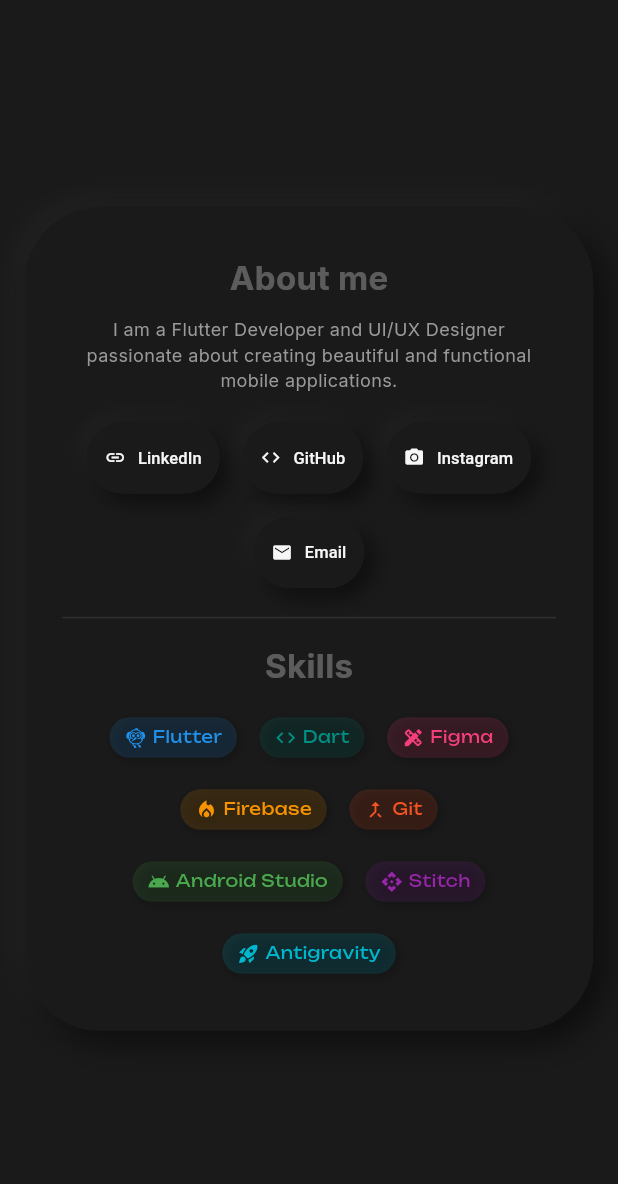
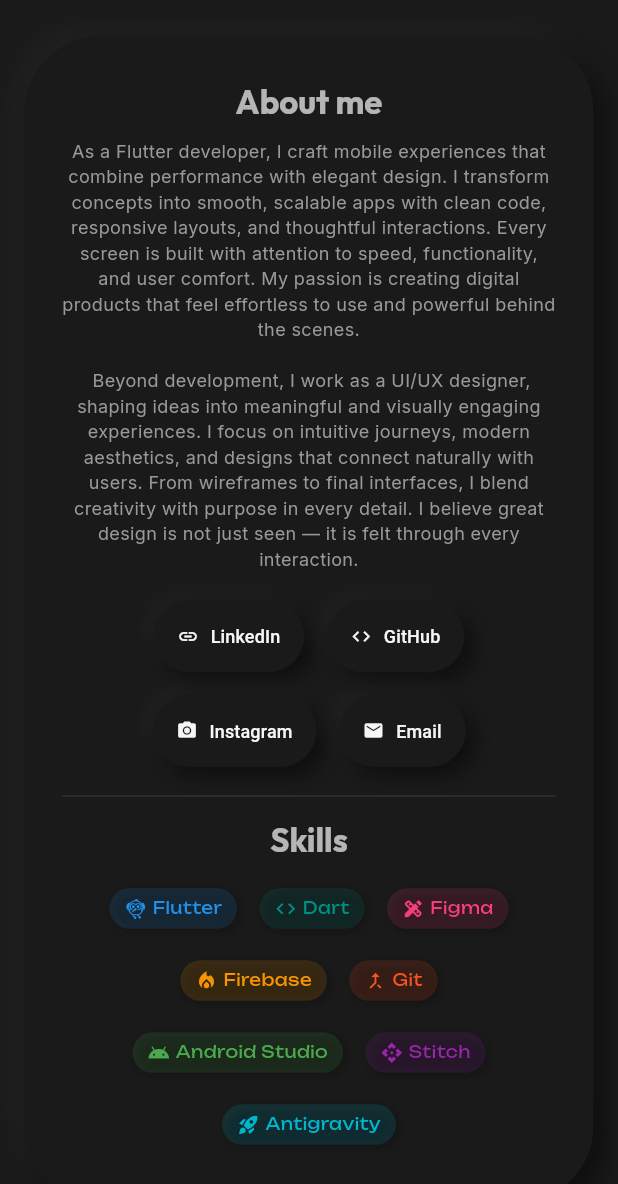
Before and after one commit to fazal-e-haq/Fazal-Portfolio, a Flutter app: the screen it shows after launch, swiped to page 2, on a phone screen of 412 x 824 dp. Shown: the top 1184 px of the screen. Run offline on Flutter 3.47's test engine with Material 3 defaults, Android fonts, the phone set to English and light mode, and no system bars; our stand-ins replace animated_text_kit, firebase_core, google_fonts; missing offline and left inert: dart:js_interop, js_interop; accounts and stored records are empty; generated files the repository leaves out were written again.

Commit message:
little bit polished

```diff
--- /dev/null
+++ b/lib/core/constants/social_medias_links.dart
@@ -0,0 +1,10 @@
+class SocialMediasLinks {
+  final String instagramAccountLink = 'https://www.instagram.com/code.o.design';
+  final String linkedinAccountLink = 'https://www.linkedin.com/in/fazal-e-haq3';
+  final String githubAccountLink = 'https://github.com/fazal-e-haq';
+  final String emailAccountLink = 'fazalehaq37405@gmail.com';
+  final String aboutMeOfFlutter =
+      'As a Flutter developer, I craft mobile experiences that combine performance with elegant design. I transform concepts into smooth, scalable apps with clean code, responsive layouts, and thoughtful interactions. Every screen is built with attention to speed, functionality, and user comfort. My passion is creating digital products that feel effortless to use and powerful behind the scenes.';
+  final String aboutMeOfDesigner =
+      'Beyond development, I work as a UI/UX designer, shaping ideas into meaningful and visually engaging experiences. I focus on intuitive journeys, modern aesthetics, and designs that connect naturally with users. From wireframes to final interfaces, I blend creativity with purpose in every detail. I believe great design is not just seen — it is felt through every interaction.';
+}
--- a/lib/main.dart
+++ b/lib/main.dart
@@ -44,6 +44,8 @@
       child: MaterialApp(
         title: 'Fazal-E-Haq | Portfolio',
         debugShowCheckedModeBanner: false,
+        themeAnimationCurve: Curves.easeOut,
+
         // Set the visual theme of the app (colors, fonts, etc.)
         darkTheme: mainTheme,
         theme: mainTheme,
--- a/lib/presentation/Pages/computer/computer_home_page.dart
+++ b/lib/presentation/Pages/computer/computer_home_page.dart
@@ -29,7 +29,9 @@
         child: PageView(
           controller: navProvider.pageController,
           scrollDirection: Axis.horizontal,
-          physics: const BouncingScrollPhysics(), // Allows smooth manual swiping too
+          physics: const BouncingScrollPhysics(
+            decelerationRate: ScrollDecelerationRate.fast,
+          ), // Allows smooth manual swiping too
           children: const [
             HomeSection(),
             AboutSection(),
@@ -42,12 +44,13 @@
   }
 
   // This creates the Navigation Bar (Menu) at the top
-  PreferredSize preferredSizeAppBar(Size size, BuildContext context, NavigationProvider navProvider) {
+  PreferredSize preferredSizeAppBar(
+    Size size,
+    BuildContext context,
+    NavigationProvider navProvider,
+  ) {
     return PreferredSize(
-      preferredSize: const Size(
-        double.infinity,
-        120,
-      ),
+      preferredSize: const Size(double.infinity, 120),
       child: AppBar(
         elevation: 0,
         centerTitle: true,
@@ -96,7 +99,11 @@
   }
 
   // A helper function to create each menu button
-  Widget appBarButton(String title, int pageIndex, NavigationProvider navProvider) {
+  Widget appBarButton(
+    String title,
+    int pageIndex,
+    NavigationProvider navProvider,
+  ) {
     return ButtonWidget(
       // Use the provider's scroll method instead of local logic
       onPressed: () => navProvider.scrollToSection(pageIndex),
--- a/lib/presentation/Pages/computer/contact_section.dart
+++ b/lib/presentation/Pages/computer/contact_section.dart
@@ -26,13 +26,13 @@
             crossAxisAlignment: CrossAxisAlignment.center,
             children: [
               // Left side: Large call-to-action text
-              const Expanded(
+                Expanded(
                 flex: 4,
                 child: Padding(
                   padding: EdgeInsets.all(20.0),
                   child: ResponsiveText(
                     'Got a Project in\nmind?',
-                    style: TextStyle(fontWeight: FontWeight.bold),
+                    style:Theme.of(context).textTheme.headlineLarge,
                     textAlign: TextAlign.left,
                     minFontSize: 30,
                     maxFontSize: 60,
--- a/lib/presentation/Pages/mobile/about_section.dart
+++ b/lib/presentation/Pages/mobile/about_section.dart
@@ -4,6 +4,8 @@
 import 'package:fazal_portfolio/presentation/widgets/info_card_widget.dart';
 import 'package:fazal_portfolio/presentation/widgets/skills_widget.dart';
 import 'package:fazal_portfolio/presentation/widgets/responsive_text.dart';
+
+import '../../../core/constants/social_medias_links.dart';
 
 // This is the About section tailored for mobile devices
 class MobileAboutSection extends StatelessWidget {
@@ -12,11 +14,7 @@
   @override
   Widget build(BuildContext context) {
     // Define bio and links directly
-    const String aboutMe = 'I am a Flutter Developer and UI/UX Designer passionate about creating beautiful and functional mobile applications.';
-    const String linkedin = 'https://linkedin.com';
-    const String github = 'https://github.com';
-    const String instagram = 'https://instagram.com';
-    const String email = 'mailto:fazal@example.com';
+    final socialLinks = SocialMediasLinks();
 
     Size size = MediaQuery.of(context).size;
 
@@ -46,15 +44,15 @@
               child: Column(
                 mainAxisSize: MainAxisSize.min,
                 children: [
-                  const ResponsiveText(
+                    ResponsiveText(
                     'About me',
-                    style: TextStyle(fontWeight: FontWeight.bold),
+                    style: Theme.of(context).textTheme.headlineMedium,
                     minFontSize: 22,
                     maxFontSize: 26,
                   ),
                   const SizedBox(height: 10),
                   ResponsiveText(
-                    aboutMe,
+                    '${socialLinks.aboutMeOfFlutter}\n\n ${socialLinks.aboutMeOfDesigner}',
                     textAlign: TextAlign.center,
                     style: const TextStyle(height: 1.4, color: Colors.grey),
                     minFontSize: 12,
@@ -67,10 +65,10 @@
                     runSpacing: 7,
                     spacing: 7,
                     children: [
-                      _buildMobileSocialButton(linkedin, Icons.link, 'LinkedIn'),
-                      _buildMobileSocialButton(github, Icons.code, 'GitHub'),
-                      _buildMobileSocialButton(instagram, Icons.camera_alt, 'Instagram'),
-                      _buildMobileSocialButton(email, Icons.email, 'Email'),
+                      _buildMobileSocialButton( socialLinks.linkedinAccountLink, Icons.link, 'LinkedIn'),
+                      _buildMobileSocialButton( socialLinks.githubAccountLink, Icons.code, 'GitHub'),
+                      _buildMobileSocialButton(socialLinks.instagramAccountLink, Icons.camera_alt, 'Instagram'),
+                      _buildMobileSocialButton(socialLinks.emailAccountLink, Icons.email, 'Email'),
                     ],
                   ),
                   // Divider
@@ -78,9 +76,9 @@
                     padding: EdgeInsets.symmetric(vertical: 15),
                     child: Divider(color: Colors.white10, height: 1),
                   ),
-                  const ResponsiveText(
+                    ResponsiveText(
                     'Skills',
-                    style: TextStyle(fontWeight: FontWeight.bold),
+                    style: Theme.of(context).textTheme.headlineMedium,
                     minFontSize: 22,
                     maxFontSize: 26,
                   ),
@@ -114,9 +112,9 @@
   Widget _buildMobileSocialButton(String url, IconData icon, String label) {
     return ButtonWidget(
       url: url,
-      padding: const EdgeInsets.symmetric(horizontal: 12, vertical: 8),
+      padding: const EdgeInsets.symmetric(horizontal: 16, vertical: 8),
       icon: Icon(icon, size: 14),
-      child: Text(label, style: const TextStyle(fontSize: 11)),
+      child: Text(label, style: const TextStyle(fontSize: 12)),
     );
   }
 }
--- a/lib/presentation/Pages/mobile/project_section.dart
+++ b/lib/presentation/Pages/mobile/project_section.dart
@@ -18,9 +18,11 @@
 
     return SizedBox(
       width: size.width,
+
       child: Center(
         child: InfoCardWidget(
           width: size.width * 0.92,
+          height: size.height* 0.9,
           child: const Column(
             crossAxisAlignment: CrossAxisAlignment.center,
             mainAxisAlignment: MainAxisAlignment.center,
@@ -67,7 +69,7 @@
     return Column(
       children: [
         SizedBox(
-          height: size.height * 0.7, // Increased height
+          height: size.height * 0.6, // Increased height
           width: size.width,
           child: Stack(
             alignment: Alignment.center,
--- a/lib/presentation/widgets/button_widget.dart
+++ b/lib/presentation/widgets/button_widget.dart
@@ -39,10 +39,7 @@
 
     // detect email
     if (value.contains('@') && !value.startsWith('http')) {
-      uri = Uri(
-        scheme: 'mailto',
-        path: value,
-      );
+      uri = Uri(scheme: 'mailto', path: value);
     } else {
       uri = Uri.parse(value);
     }
@@ -108,18 +105,25 @@
             ),
             // Slightly move the button up and make it bigger when hovered
             transform: isHovered
-                ? (Matrix4.identity()..translateByVector3(Vector3(0.0, -2.0, 0.0))..scaleByVector3(Vector3(1.02, 1.02, 1.02)))
+                ? (Matrix4.identity()
+                    ..translateByVector3(Vector3(0.0, -2.0, 0.0))
+                    ..scaleByVector3(Vector3(1.02, 1.02, 1.02)))
                 : Matrix4.identity(),
             child: ElevatedButton(
               style: ButtonStyle(
                 padding: WidgetStatePropertyAll(
-                  padding ?? const EdgeInsets.symmetric(horizontal: 24, vertical: 14),
+                  padding ??
+                      const EdgeInsets.symmetric(horizontal: 24, vertical: 14),
                 ),
-                backgroundColor: const WidgetStatePropertyAll(Colors.transparent),
+                backgroundColor: const WidgetStatePropertyAll(
+                  Colors.transparent,
+                ),
                 shadowColor: const WidgetStatePropertyAll(Colors.transparent),
                 elevation: const WidgetStatePropertyAll(0),
                 shape: WidgetStatePropertyAll(
-                  RoundedRectangleBorder(borderRadius: BorderRadius.circular(100))
+                  RoundedRectangleBorder(
+                    borderRadius: BorderRadius.circular(100),
+                  ),
                 ),
               ),
               // If a URL is provided, open the link. Otherwise, call the onPressed function.
@@ -128,10 +132,7 @@
                 mainAxisSize: MainAxisSize.min,
                 children: [
                   // Show icon if one is provided
-                  if (icon != null) ...[
-                    icon!,
-                    const SizedBox(width: 8),
-                  ],
+                  if (icon != null) ...[icon!, const SizedBox(width: 8)],
                   childWidget!,
                 ],
               ),
--- a/pubspec.yaml
+++ b/pubspec.yaml
@@ -39,7 +39,6 @@
   url_launcher: ^6.3.2
   firebase_core: ^4.7.0
   cloud_firestore: ^6.3.0
-  vector_math: ^2.1.4
   js_interop: ^0.0.1
 
 dev_dependencies:
```
Also changed, not shown: lib/models/project_detail_model.dart (added, +39 -0 lines), lib/presentation/Pages/computer/about_section.dart (+10 -13 lines), lib/presentation/Pages/computer/project_section.dart (+2 -7 lines), lib/presentation/Pages/tablet/about_section.dart (+109 -25 lines), lib/presentation/widgets/link_button_widget.dart (added, +49 -0 lines), lib/providers/navigation_provider.dart (+3 -4 lines), pubspec.lock, 2 other files.
